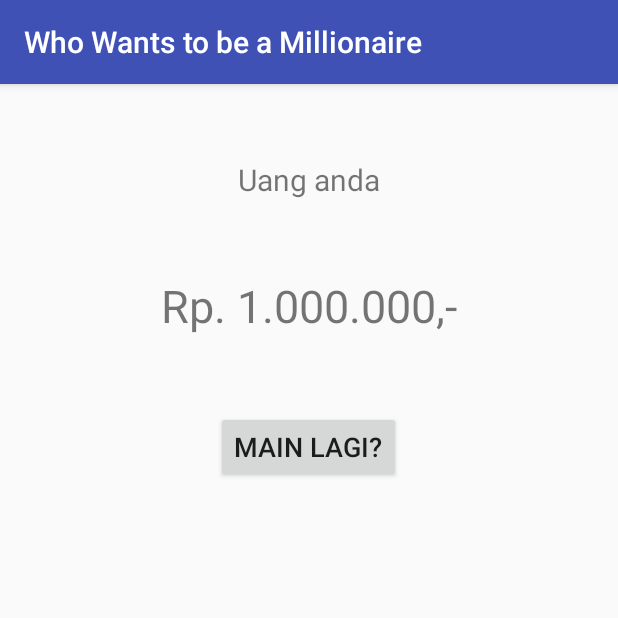
After one commit to dimasyr/wwtbam, an Android app: the ResultActivity screen opened directly, with no data from a screen before it, on a phone screen of 412 x 824 dp, the top half of it. The commit adds this screen. Run offline under Robolectric (Android 15) with nearby library versions, the phone set to English and light mode, and no system bars.

Commit message:
result activity

```diff
--- a/app/src/main/AndroidManifest.xml
+++ b/app/src/main/AndroidManifest.xml
@@ -16,7 +16,8 @@
                 <category android:name="android.intent.category.LAUNCHER" />
             </intent-filter>
         </activity>
-        <activity android:name=".PlayActivity"></activity>
+        <activity android:name=".PlayActivity" />
+        <activity android:name=".ResultActivity"></activity>
     </application>
 
 </manifest>
--- a/app/src/main/java/com/example/dimas/helloworlddyr/MainActivity.java
+++ b/app/src/main/java/com/example/dimas/helloworlddyr/MainActivity.java
@@ -14,8 +14,8 @@
     protected void onCreate(Bundle savedInstanceState) {
         super.onCreate(savedInstanceState);
         setContentView(R.layout.activity_main);
-        dataHelper = new DataHelper(getApplicationContext());
-        db = dataHelper.getReadableDatabase();
+//        dataHelper = new DataHelper(getApplicationContext());
+//        db = dataHelper.getReadableDatabase();
     }
 
     public void mulaiPermainan(View v){
--- /dev/null
+++ b/app/src/main/java/com/example/dimas/helloworlddyr/ResultActivity.java
@@ -0,0 +1,17 @@
+package com.example.dimas.helloworlddyr;
+
+import android.support.v7.app.AppCompatActivity;
+import android.os.Bundle;
+import android.widget.TextView;
+
+public class ResultActivity extends AppCompatActivity {
+
+    @Override
+    protected void onCreate(Bundle savedInstanceState) {
+        super.onCreate(savedInstanceState);
+        setContentView(R.layout.activity_result);
+
+        TextView resultLabel = (TextView) findViewById(R.id.tv_hadiah);
+        int score = 0;
+    }
+}
--- /dev/null
+++ b/app/src/main/res/layout/activity_result.xml
@@ -0,0 +1,33 @@
+<?xml version="1.0" encoding="utf-8"?>
+<LinearLayout xmlns:android="http://schemas.android.com/apk/res/android"
+    xmlns:app="http://schemas.android.com/apk/res-auto"
+    xmlns:tools="http://schemas.android.com/tools"
+    android:layout_width="match_parent"
+    android:layout_height="match_parent"
+    tools:context="com.example.dimas.helloworlddyr.ResultActivity"
+    android:gravity="center_horizontal"
+    android:orientation="vertical">
+
+    <TextView
+        android:layout_width="wrap_content"
+        android:layout_height="wrap_content"
+        android:textSize="20sp"
+        android:text="Uang anda"
+        android:layout_marginTop="50dp"/>
+
+    <TextView
+        android:id="@+id/tv_hadiah"
+        android:layout_width="wrap_content"
+        android:layout_height="wrap_content"
+        android:textSize="30sp"
+        android:text="Rp. 1.000.000,-"
+        android:layout_marginTop="50dp"/>
+
+
+    <Button
+        android:layout_width="wrap_content"
+        android:layout_height="wrap_content"
+        android:text="Main Lagi?"
+        android:textSize="18dp"
+        android:layout_marginTop="50dp" />
+</LinearLayout>
```
Also changed, not shown: app/src/main/java/com/example/dimas/helloworlddyr/PlayActivity.java (+123 -3 lines), app/src/main/res/layout/activity_main.xml (+13 -8 lines), app/src/main/res/layout/activity_play.xml (+38 -24 lines).
